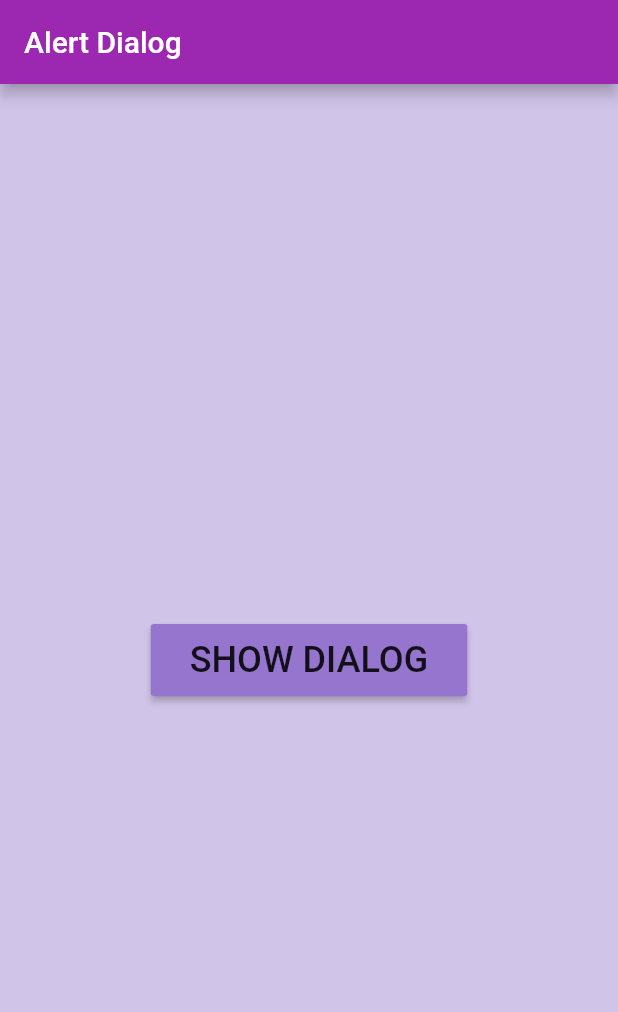
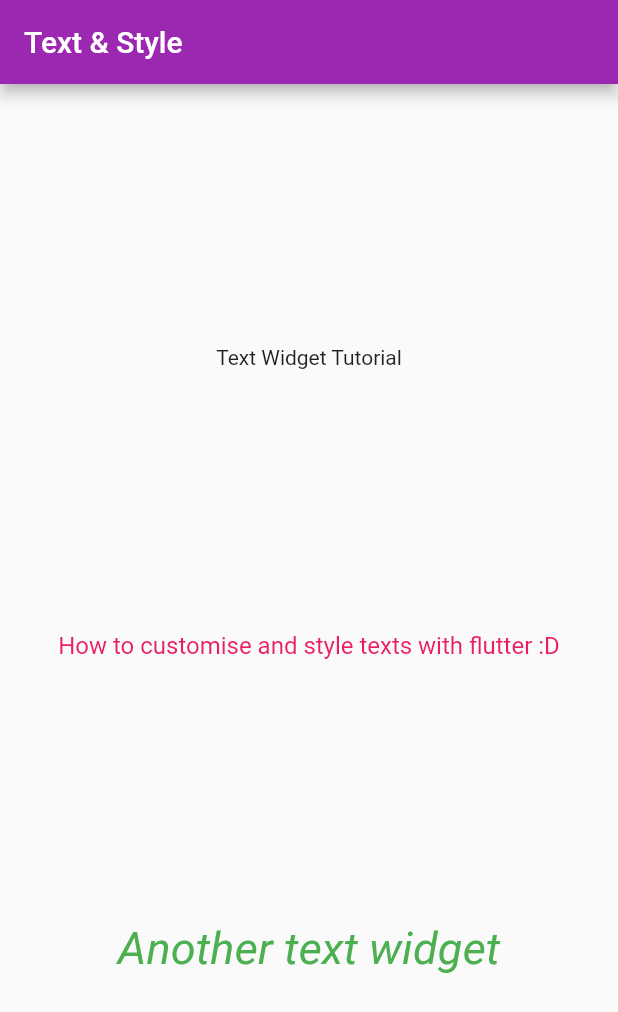
Before and after one commit to md-siam/widget_of_the_day, a Flutter app: the screen it shows after launch, on a phone screen of 412 x 824 dp. Shown: the top 1012 px of the screen. Run offline on Flutter 3.47's test engine with Material 2 defaults, Android fonts, the phone set to English and light mode, and no system bars.

Commit message:
text&style

```diff
--- /dev/null
+++ b/lib/17_text&styling/text_n_styling.dart
@@ -0,0 +1,40 @@
+import 'package:flutter/material.dart';
+
+class MyTextStyle extends StatelessWidget {
+  const MyTextStyle({Key? key}) : super(key: key);
+
+  final pinkFont = const TextStyle(
+    fontSize: 16,
+    color: Colors.pink,
+    fontStyle: FontStyle.normal,
+  );
+
+  final greenFont = const TextStyle(
+    fontSize: 30,
+    color: Colors.green,
+    fontStyle: FontStyle.italic,
+  );
+
+  @override
+  Widget build(BuildContext context) {
+    return Scaffold(
+      appBar: AppBar(title: const Text("Text & Style")),
+      body: Center(
+        child: Column(
+          mainAxisAlignment: MainAxisAlignment.spaceEvenly,
+          children: [
+            const Text("Text Widget Tutorial"),
+            Text(
+              "How to customise and style texts with flutter :D",
+              style: pinkFont,
+            ),
+            Text(
+              "Another text widget",
+              style: greenFont,
+            ),
+          ],
+        ),
+      ),
+    );
+  }
+}
--- a/lib/main.dart
+++ b/lib/main.dart
@@ -29,7 +29,8 @@ class MyApp extends StatelessWidget {
       //home: const MySliverAppBar(),
       //home: const MyAnimatedContainer(),
       //home: const MyMediaQuery(),
-      home: const MyAlertDialog(),
+      //home: const MyAlertDialog(),
+      home: const MyTextStyle(),
     );
   }
 }
--- a/lib/routes.dart
+++ b/lib/routes.dart
@@ -15,3 +15,4 @@ export '13_tabbar/tabbar.dart';
 export '14_animated-container/animatedcontainer.dart';
 export '15_media_query/mediaquery.dart';
 export '16_alert_dialog/alertdialog.dart';
+export '17_text&styling/text_n_styling.dart';
```
Also changed, not shown: 1 other file.
